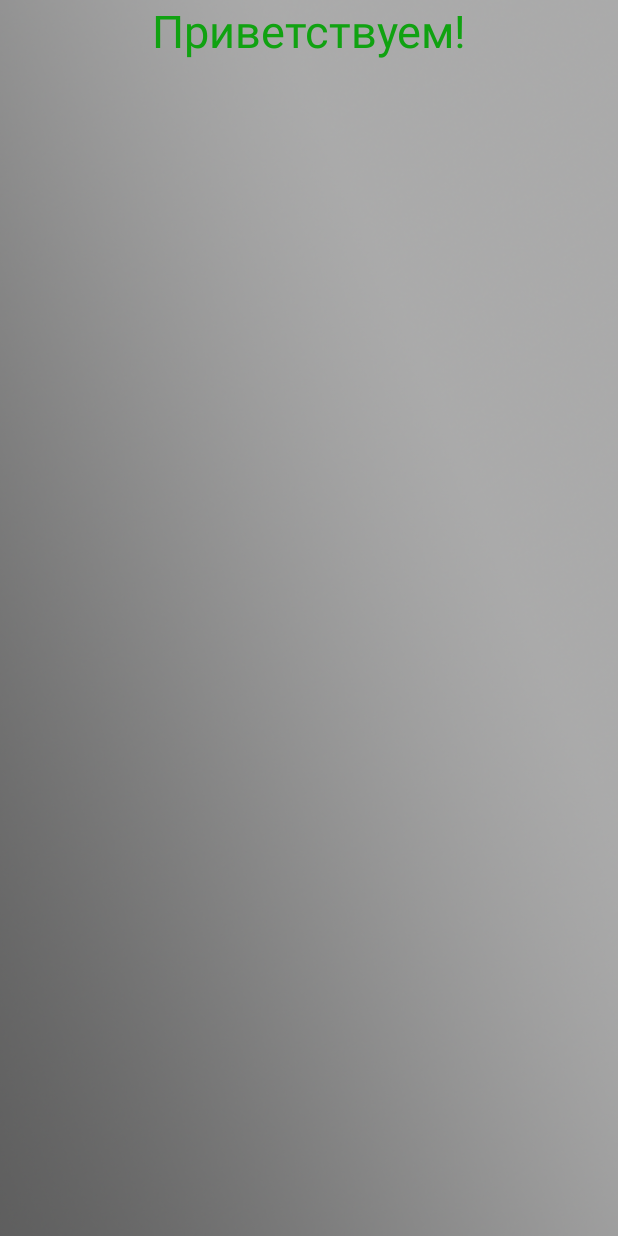
After one commit to SERgey1312/calorieCounter, an Android app: the CalendarActivity screen opened directly, with no data from a screen before it, on a phone screen of 412 x 824 dp. The commit adds this screen. Run offline under Robolectric (Android 15) with nearby library versions, the phone set to English and light mode, and no system bars; 2 statements that could not run were skipped.

Commit message:
adding user_info to sqlLite DB

```diff
--- a/app/build.gradle
+++ b/app/build.gradle
@@ -1,5 +1,6 @@
 plugins {
     id 'com.android.application'
+    id 'com.google.gms.google-services'
 }
 
 android {
@@ -33,6 +34,7 @@ dependencies {
     implementation 'androidx.appcompat:appcompat:1.2.0'
     implementation 'com.google.android.material:material:1.2.1'
     implementation 'androidx.constraintlayout:constraintlayout:2.0.4'
+    implementation 'com.google.firebase:firebase-database:19.5.1'
     testImplementation 'junit:junit:4.+'
     androidTestImplementation 'androidx.test.ext:junit:1.1.2'
     androidTestImplementation 'androidx.test.espresso:espresso-core:3.3.0'
--- a/app/src/main/AndroidManifest.xml
+++ b/app/src/main/AndroidManifest.xml
@@ -17,6 +17,12 @@
                 <category android:name="android.intent.category.LAUNCHER" />
             </intent-filter>
         </activity>
+        <activity android:name=".CalendarActivity"
+            android:screenOrientation="portrait">
+            <intent-filter>
+                <category android:name="android.intent.category.LAUNCHER" />
+            </intent-filter>
+        </activity>
     </application>
 
 </manifest>
--- /dev/null
+++ b/app/src/main/java/serega/apps/caloriecounter/CalendarActivity.java
@@ -0,0 +1,32 @@
+package serega.apps.caloriecounter;
+
+import android.os.Bundle;
+import android.view.Window;
+import android.view.WindowManager;
+import android.widget.ArrayAdapter;
+import android.widget.TextView;
+
+import androidx.appcompat.app.AppCompatActivity;
+
+public class CalendarActivity extends AppCompatActivity {
+
+    DBHelper dbHelper;
+    User user;
+
+    TextView some;
+    @Override
+    protected void onCreate(Bundle savedInstanceState) {
+        super.onCreate(savedInstanceState);
+        setContentView(R.layout.activity_calendar);
+
+        Window window = getWindow();
+        window.setFlags(WindowManager.LayoutParams.FLAG_FULLSCREEN, WindowManager.LayoutParams.FLAG_FULLSCREEN);
+
+        some = findViewById(R.id.some_info);
+
+
+        dbHelper = new DBHelper(this);
+        user = dbHelper.getUserInfo().get(0);
+        some.setText(user.getName());
+    }
+}
--- /dev/null
+++ b/app/src/main/java/serega/apps/caloriecounter/DBHelper.java
@@ -0,0 +1,110 @@
+package serega.apps.caloriecounter;
+
+import android.content.ContentValues;
+import android.content.Context;
+import android.database.Cursor;
+import android.database.sqlite.SQLiteDatabase;
+import android.database.sqlite.SQLiteOpenHelper;
+
+import androidx.annotation.Nullable;
+
+import java.util.ArrayList;
+
+public class DBHelper extends SQLiteOpenHelper {
+
+    private SQLiteDatabase db;
+
+    public static final int DATABASE_VERSION = 2;
+    public static final String DATABASE_NAME = "calorie_counter";
+    public static final String USER_TABLE = "user_info";
+
+    //для таблицы с информацией о пользователе
+    public static final String USER_ID = "_ID";
+    public static final String USER_NAME = "username";
+    public static final String USER_AGE = "age";
+    public static final String USER_HEIGHT = "height";
+    public static final String USER_WEIGHT = "weight";
+    public static final String USER_ACTIVITY_LEVEL = "activity_level";
+    public static final String USER_W_INDEX = "w_index";
+    public static final String USER_SEX = "sex";
+
+
+    public DBHelper(@Nullable Context context) {
+        super(context, DATABASE_NAME, null, DATABASE_VERSION);
+    }
+
+    @Override
+    public void onCreate(SQLiteDatabase db) {
+        this.db = db;
+        final String USER_STR = "create table " +
+                USER_TABLE + " (" +
+                USER_ID + " INTEGER PRIMARY KEY AUTOINCREMENT, " +
+                USER_NAME + " TEXT, " +
+                USER_AGE + " TEXT, " +
+                USER_HEIGHT + " TEXT, " +
+                USER_WEIGHT + " TEXT, " +
+                USER_ACTIVITY_LEVEL + " TEXT, " +
+                USER_W_INDEX + " TEXT, " +
+                USER_SEX  + " TEXT" + ")";
+        db.execSQL(USER_STR);
+ //       insertUser(new User("serega", "18", "90", "188", "male", "hz", "25.46"));
+    }
+
+    @Override
+    public void onUpgrade(SQLiteDatabase db, int oldVersion, int newVersion) {
+        db.execSQL("drop table if exists " + USER_TABLE);
+        onCreate(db);
+
+    }
+
+    public void insertUser(User user) {
+        ContentValues cv = new ContentValues();
+        String w_index = getWeightIndex(user.getHeight(), user.getWeight());
+        cv.put(USER_NAME, user.getName());
+        cv.put(USER_AGE, user.getAge());
+        cv.put(USER_HEIGHT, user.getHeight());
+        cv.put(USER_WEIGHT, user.getWeight());
+        cv.put(USER_ACTIVITY_LEVEL, user.getActivity_level());
+        cv.put(USER_SEX, user.getSex());
+        cv.put(USER_W_INDEX, w_index);
+        db.insert(USER_TABLE, null, cv);
+    }
+
+    public String getWeightIndex(String height, String weight){
+        String str_weight_index = "";
+        int h = Integer.parseInt(height);
+        int w = Integer.parseInt(weight);
+        float imt = (w * 10000) / (h * h);
+        str_weight_index = Float.toString(imt);
+        return str_weight_index;
+    }
+
+    public ArrayList<User> getUserInfo(){
+        ArrayList<User> users = new ArrayList<>();
+        db = getReadableDatabase();
+        //String selection = USER_NAME + "= ?";
+        //String[] selectionArgs = new String[] {};
+
+        Cursor cursor = db.query(USER_TABLE,
+                null,
+                null,
+                null,
+                null,null,null);
+        if (cursor.moveToFirst()){
+            do {
+                User user = new User();
+                user.setId(cursor.getInt(cursor.getColumnIndex(USER_ID)));
+                user.setName(cursor.getString(cursor.getColumnIndex(USER_NAME)));
+                user.setAge(cursor.getString(cursor.getColumnIndex(USER_AGE)));
+                user.setWeight(cursor.getString(cursor.getColumnIndex(USER_WEIGHT)));
+                user.setHeight(cursor.getString(cursor.getColumnIndex(USER_HEIGHT)));
+                user.setSex(cursor.getString(cursor.getColumnIndex(USER_SEX)));
+                user.setActivity_level(cursor.getString(cursor.getColumnIndex(USER_ACTIVITY_LEVEL)));
+                users.add(user);
+            } while (cursor.moveToNext());
+        }
+        cursor.close();
+        return users;
+    }
+
+}
--- /dev/null
+++ b/app/src/main/res/layout/activity_calendar.xml
@@ -0,0 +1,25 @@
+<?xml version="1.0" encoding="utf-8"?>
+<RelativeLayout xmlns:android="http://schemas.android.com/apk/res/android"
+    xmlns:app="http://schemas.android.com/apk/res-auto"
+    xmlns:tools="http://schemas.android.com/tools"
+    android:layout_width="match_parent"
+    android:layout_height="match_parent"
+    tools:context=".MainActivity">
+
+    <ImageView
+        android:id="@+id/back_main"
+        android:layout_width="match_parent"
+        android:layout_height="match_parent"
+        android:scaleType="centerCrop"
+        android:src="@drawable/background" />
+
+        <TextView
+            android:id="@+id/some_info"
+            android:layout_width="match_parent"
+            android:layout_height="wrap_content"
+            android:text="Приветствуем!"
+            android:textSize="30dp"
+            android:textAlignment="center"
+            android:textColor="#10A211"/>
+
+</RelativeLayout>
--- a/app/src/main/res/layout/activity_main.xml
+++ b/app/src/main/res/layout/activity_main.xml
@@ -77,6 +77,7 @@
             android:spinnerMode="dropdown"
             android:layout_marginBottom="10dp"
             style="@style/Widget.AppCompat.DropDownItem.Spinner"
+            android:popupBackground="#9E9E9E"
             />
         <TextView
             android:layout_width="match_parent"
--- a/build.gradle
+++ b/build.gradle
@@ -6,6 +6,7 @@ buildscript {
     }
     dependencies {
         classpath "com.android.tools.build:gradle:4.1.1"
+        classpath 'com.google.gms:google-services:4.3.4'
 
         // NOTE: Do not place your application dependencies here; they belong
         // in the individual module build.gradle files
```
Also changed, not shown: app/src/main/java/serega/apps/caloriecounter/MainActivity.java (+93 -7 lines), app/src/main/java/serega/apps/caloriecounter/User.java (added, +131 -0 lines), 1 other file.
